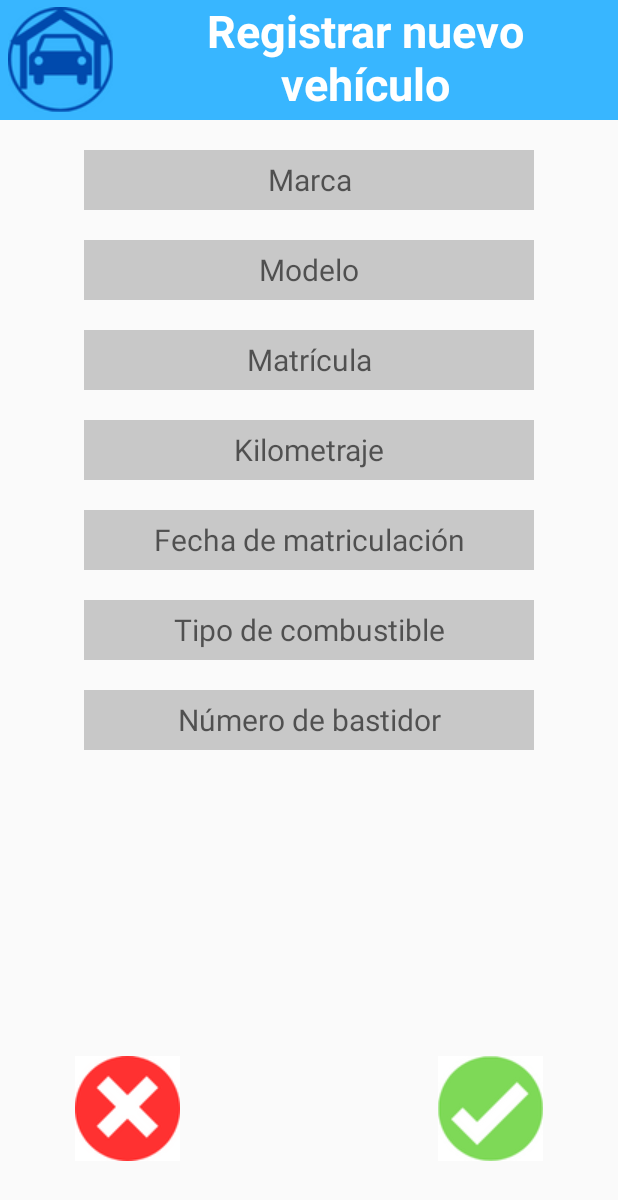
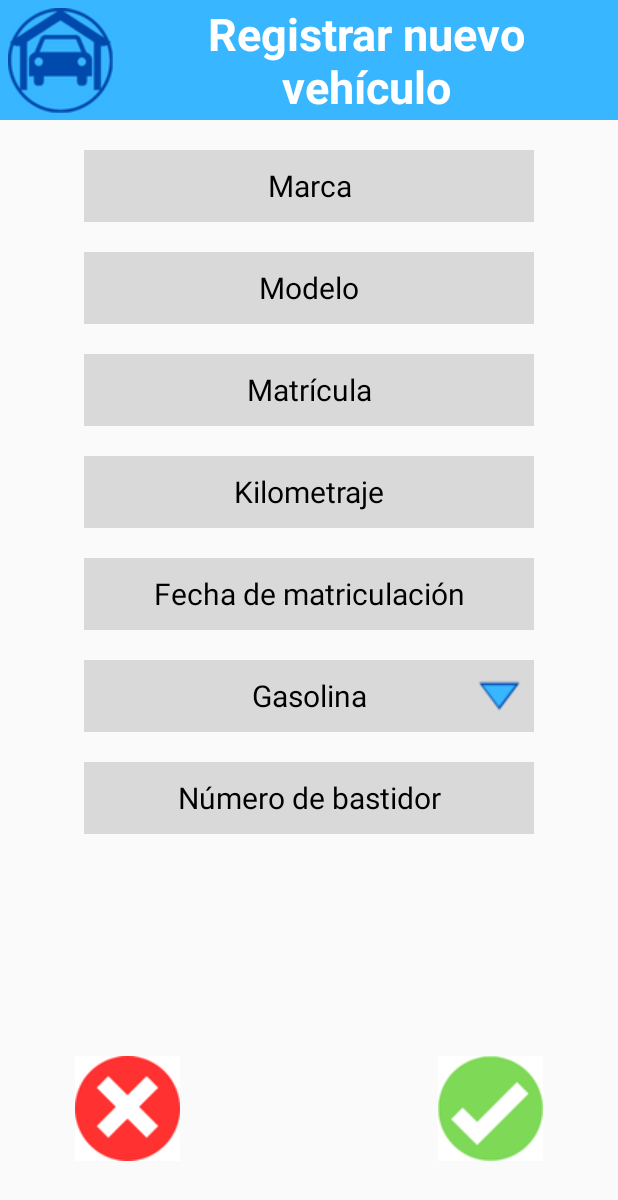
Before and after one commit to ArkhimeDev/VehicleMaintainer, an Android app: the RegistrarVehiculoActivity screen opened directly, with no data from a screen before it, on a phone screen of 412 x 824 dp. Shown: the top 1200 px of the screen. Run offline under Robolectric (Android 15) with nearby library versions, the phone set to English and light mode, and no system bars.

```diff
--- a/app/src/main/java/com/arkhimedev/vehiclemaintainer/RegistrarVehiculoActivity.kt
+++ b/app/src/main/java/com/arkhimedev/vehiclemaintainer/RegistrarVehiculoActivity.kt
@@ -5,10 +5,9 @@ import android.content.Intent
 import android.os.Build
 import androidx.appcompat.app.AppCompatActivity
 import android.os.Bundle
-import android.widget.EditText
-import android.widget.ImageButton
-import android.widget.Toast
+import android.widget.*
 import androidx.annotation.RequiresApi
+import androidx.core.view.size
 import java.util.*
 
 class RegistrarVehiculoActivity : AppCompatActivity() {
@@ -26,11 +25,21 @@ class RegistrarVehiculoActivity : AppCompatActivity() {
         val editTextMatricula = findViewById<EditText>(R.id.editTextMatricula)
         val editTextKilometraje = findViewById<EditText>(R.id.editTextKilometraje)
         val editTextFechaMatriculacion = findViewById<EditText>(R.id.editTextFechaMatriculacion)
-        val editTextTipoCombustible = findViewById<EditText>(R.id.editTextTipoCombustible)
+        val spinnerTipoCombustible = findViewById<Spinner>(R.id.SpinnerTipoCombustible)
         val editTextNumeroBastidor = findViewById<EditText>(R.id.editTextNumeroBastidor)
         val btnGaraje = findViewById<ImageButton>(R.id.btnGaraje)
         val btnAceptar = findViewById<ImageButton>(R.id.btnAceptar)
         val btnCancelar = findViewById<ImageButton>(R.id.btnCancelar)
+
+        ArrayAdapter.createFromResource(
+            this,
+            R.array.tipos_de_combustible,
+            R.layout.item_spinner
+        ).also { adapter ->
+            adapter.setDropDownViewResource(R.layout.item_spinner)
+            spinnerTipoCombustible.adapter = adapter
+        }
+
         miSqlHelper = MiSqlHelper(this)
 
         //Botón para volver a la pantalla principal
@@ -44,7 +53,7 @@ class RegistrarVehiculoActivity : AppCompatActivity() {
             //Primero se comprueba que todos los campos tengan valor
             if (editTextMarca.text.isEmpty()||editTextModelo.text.isEmpty()||editTextMatricula.text.isEmpty()||
                 editTextKilometraje.text.isEmpty()||editTextFechaMatriculacion.text.isEmpty()||
-                editTextTipoCombustible.text.isEmpty()||editTextNumeroBastidor.text.isEmpty()){
+                editTextNumeroBastidor.text.isEmpty()){
                 //Si hay algun campo vacío, se lo hago saber al usuario mediante un Toast
                 Toast.makeText(this,"Rellena todos los campos del vehículo",Toast.LENGTH_LONG).show()
             }
@@ -62,7 +71,7 @@ class RegistrarVehiculoActivity : AppCompatActivity() {
                         editTextModelo.text.toString(),
                         editTextFechaMatriculacion.text.toString(),
                         editTextKilometraje.text.toString().toInt(),
-                        editTextTipoCombustible.text.toString()
+                        spinnerTipoCombustible.selectedItem.toString()
                     )
 
                     miSqlHelper.insertarVehiculo(vehiculo)
@@ -74,7 +83,6 @@ class RegistrarVehiculoActivity : AppCompatActivity() {
                     editTextModelo.setText("")
                     editTextFechaMatriculacion.setText("")
                     editTextKilometraje.setText("")
-                    editTextTipoCombustible.setText("")
                 }
             }
 
--- a/app/src/main/res/layout/activity_registrar_vehiculo.xml
+++ b/app/src/main/res/layout/activity_registrar_vehiculo.xml
@@ -6,16 +6,14 @@
     android:layout_height="match_parent"
     tools:context=".RegistrarVehiculoActivity">
 
-    <LinearLayout
-        android:id="@+id/menu"
+    <ImageView
+        android:id="@+id/imageView"
         android:layout_width="match_parent"
         android:layout_height="80dp"
-        android:orientation="horizontal"
+        android:background="@color/azul_claro"
         app:layout_constraintEnd_toEndOf="parent"
         app:layout_constraintStart_toStartOf="parent"
-        app:layout_constraintTop_toTopOf="parent"
-        android:background="@color/azul_claro"
-        android:gravity="center">
+        app:layout_constraintTop_toTopOf="parent" />
 
 
     <ImageButton
@@ -23,53 +21,66 @@
         android:layout_width="70dp"
         android:layout_height="70dp"
         android:layout_marginStart="5dp"
-            android:src="@drawable/garaje">
+        android:layout_marginTop="5dp"
+        android:contentDescription="@string/btn_garaje"
+        android:src="@drawable/garaje"
+        app:layout_constraintStart_toStartOf="parent"
+        app:layout_constraintTop_toTopOf="parent">
 
     </ImageButton>
 
     <TextView
         android:id="@+id/textView"
-            android:layout_width="match_parent"
-            android:layout_height="match_parent"
+        android:layout_width="300dp"
+        android:layout_height="wrap_content"
         android:layout_gravity="center_horizontal"
-            android:layout_marginLeft="10dp"
-            android:layout_marginRight="10dp"
         android:layout_weight="1"
         android:text="@string/txt_nuevo_vehiculo"
         android:textAlignment="center"
+        android:textAllCaps="false"
         android:textColor="@color/white"
-            android:textSize="30dp"
-            android:textStyle="bold" />
+        android:textSize="30sp"
+        android:textStyle="bold"
+        android:typeface="normal"
+        app:layout_constraintBottom_toBottomOf="@+id/imageView"
+        app:layout_constraintEnd_toEndOf="@+id/imageView"
+        app:layout_constraintStart_toEndOf="@+id/btnGaraje"
+        app:layout_constraintTop_toTopOf="parent" />
 
-    </LinearLayout>
 
     <EditText
         android:id="@+id/editTextMarca"
         android:layout_width="300dp"
-        android:layout_height="40dp"
+        android:layout_height="48dp"
         android:layout_gravity="center"
+        android:layout_marginTop="20dp"
         android:background="@color/gris"
-        android:layout_marginTop="20dp"
         android:ems="10"
         android:hint="@string/txt_marca"
         android:inputType="text"
+        android:maxLength="15"
         android:textAlignment="center"
+        android:textColor="@color/black"
+        android:textColorHint="@color/black"
         android:textSize="20sp"
         app:layout_constraintEnd_toEndOf="parent"
         app:layout_constraintStart_toStartOf="parent"
-        app:layout_constraintTop_toBottomOf="@+id/menu" />
+        app:layout_constraintTop_toBottomOf="@+id/imageView" />
 
     <EditText
         android:id="@+id/editTextModelo"
         android:layout_width="300dp"
-        android:layout_height="40dp"
+        android:layout_height="48dp"
         android:layout_gravity="center"
         android:layout_marginTop="20dp"
         android:background="@color/gris"
         android:ems="10"
         android:hint="@string/txt_modelo"
         android:inputType="text"
+        android:maxLength="15"
         android:textAlignment="center"
+        android:textColor="@color/black"
+        android:textColorHint="@color/black"
         android:textSize="20sp"
         app:layout_constraintEnd_toEndOf="parent"
         app:layout_constraintStart_toStartOf="parent"
@@ -78,7 +89,7 @@
     <EditText
         android:id="@+id/editTextMatricula"
         android:layout_width="300dp"
-        android:layout_height="40dp"
+        android:layout_height="48dp"
         android:layout_gravity="center"
         android:layout_marginTop="20dp"
         android:background="@color/gris"
@@ -87,6 +98,8 @@
         android:inputType="textCapCharacters"
         android:maxLength="8"
         android:textAlignment="center"
+        android:textColor="@color/black"
+        android:textColorHint="@color/black"
         android:textSize="20sp"
         app:layout_constraintEnd_toEndOf="parent"
         app:layout_constraintStart_toStartOf="parent"
@@ -95,7 +108,7 @@
     <EditText
         android:id="@+id/editTextKilometraje"
         android:layout_width="300dp"
-        android:layout_height="40dp"
+        android:layout_height="48dp"
         android:layout_gravity="center"
         android:layout_marginTop="20dp"
         android:background="@color/gris"
@@ -104,6 +117,8 @@
         android:inputType="number"
         android:maxLength="9"
         android:textAlignment="center"
+        android:textColor="@color/black"
+        android:textColorHint="@color/black"
         android:textSize="20sp"
         app:layout_constraintEnd_toEndOf="parent"
         app:layout_constraintStart_toStartOf="parent"
@@ -112,7 +127,7 @@
     <EditText
         android:id="@+id/editTextFechaMatriculacion"
         android:layout_width="300dp"
-        android:layout_height="40dp"
+        android:layout_height="48dp"
         android:layout_gravity="center"
         android:layout_marginTop="20dp"
         android:background="@color/gris"
@@ -122,31 +137,18 @@
         android:hint="@string/txt_fecha_matriculacion"
         android:inputType="date"
         android:textAlignment="center"
+        android:textColor="@color/black"
+        android:textColorHint="@color/black"
         android:textSize="20sp"
         app:layout_constraintEnd_toEndOf="parent"
         app:layout_constraintStart_toStartOf="parent"
         app:layout_constraintTop_toBottomOf="@+id/editTextKilometraje" />
 
-    <EditText
-        android:id="@+id/editTextTipoCombustible"
-        android:layout_width="300dp"
-        android:layout_height="40dp"
-        android:layout_gravity="center"
-        android:layout_marginTop="20dp"
-        android:background="@color/gris"
-        android:ems="10"
-        android:hint="@string/txt_tipo_combustible"
-        android:inputType="text"
-        android:textAlignment="center"
-        android:textSize="20sp"
-        app:layout_constraintEnd_toEndOf="parent"
-        app:layout_constraintStart_toStartOf="parent"
-        app:layout_constraintTop_toBottomOf="@+id/editTextFechaMatriculacion" />
 
     <EditText
         android:id="@+id/editTextNumeroBastidor"
         android:layout_width="300dp"
-        android:layout_height="40dp"
+        android:layout_height="48dp"
         android:layout_gravity="center"
         android:layout_marginTop="20dp"
         android:background="@color/gris"
@@ -155,10 +157,12 @@
         android:inputType="textCapCharacters"
         android:maxLength="17"
         android:textAlignment="center"
+        android:textColor="@color/black"
+        android:textColorHint="@color/black"
         android:textSize="20sp"
         app:layout_constraintEnd_toEndOf="parent"
         app:layout_constraintStart_toStartOf="parent"
-        app:layout_constraintTop_toBottomOf="@+id/editTextTipoCombustible" />
+        app:layout_constraintTop_toBottomOf="@+id/SpinnerTipoCombustible" />
 
 
     <ImageButton
@@ -167,6 +171,7 @@
         android:layout_height="70dp"
         android:layout_marginStart="50dp"
         android:layout_marginBottom="50dp"
+        android:contentDescription="@string/btn_cancelar"
         android:src="@drawable/cancelar"
         app:layout_constraintBottom_toBottomOf="parent"
         app:layout_constraintStart_toStartOf="parent">
@@ -179,11 +184,28 @@
         android:layout_height="70dp"
         android:layout_marginEnd="50dp"
         android:layout_marginBottom="50dp"
+        android:contentDescription="@string/btn_aceptar"
         android:src="@drawable/aceptar"
         app:layout_constraintBottom_toBottomOf="parent"
         app:layout_constraintEnd_toEndOf="parent">
 
     </ImageButton>
 
+    <Spinner
+        android:id="@+id/SpinnerTipoCombustible"
+        android:layout_width="300dp"
+        android:layout_height="48dp"
+        android:layout_marginTop="20dp"
+        android:background="@drawable/fondospinner"
+        android:contentDescription="@string/spinner_tipos_combustibles"
+        android:minWidth="20sp"
+        android:textAlignment="center"
+        android:textColor="@color/black"
+        android:visibility="visible"
+        app:layout_constraintEnd_toEndOf="parent"
+        app:layout_constraintStart_toStartOf="parent"
+        app:layout_constraintTop_toBottomOf="@+id/editTextFechaMatriculacion"
+        tools:visibility="visible" />
+
 
 </androidx.constraintlayout.widget.ConstraintLayout>
--- /dev/null
+++ b/app/src/main/res/layout/item_spinner.xml
@@ -0,0 +1,9 @@
+<?xml version="1.0" encoding="utf-8"?>
+<TextView android:layout_width="match_parent"
+    android:layout_height="wrap_content"
+    android:textSize="20sp"
+    android:textAlignment="center"
+    android:gravity="center"
+    android:padding="10dp"
+    android:textColor="@color/black"
+    xmlns:android="http://schemas.android.com/apk/res/android" />
--- a/app/src/main/res/values/colors.xml
+++ b/app/src/main/res/values/colors.xml
@@ -8,7 +8,7 @@
     <color name="black">#FF000000</color>
     <color name="white">#FFFFFFFF</color>
     <color name="azul_claro">#38B6FF</color>
-    <color name="gris">#C8C8C8</color>
+    <color name="gris">#D9D9D9</color>
     <color name="azul_oscuro">#004AAD</color>
 
 </resources>
--- a/app/src/main/res/values/strings.xml
+++ b/app/src/main/res/values/strings.xml
@@ -23,6 +23,24 @@
     <string name="txt_mensaje">Mensajes</string>
     <string name="txt_aceptar">ACEPTAR</string>
     <string name="txt_cancelar">CANCELAR</string>
+    <string name="ir_a_vehiculo">Ir a vehiculo</string>
+    <string name="eliminar_vehiculo">Eliminar vehiculo</string>
+    <string name="btn_cancelar">Botón cancelar</string>
+    <string name="btn_garaje">Botón Garaje</string>
+    <string name="btn_aceptar">Botón Aceptar</string>
+    <string name="spinner_tipos_combustibles">spinner tipos de combustibles</string>
+    <string name="indica_kilometraje">Indica el nuevo kilometraje</string>
+    <string name="btn_mant_programados">Botón mantenimientos programados</string>
+    <string name="btn_nuevo_vehiculo">Botón nuevo vehículo</string>
+    <string name="btn_mensajes">Botón mensajes</string>
+    <string-array name="tipos_de_combustible">
+        <item>Gasolina</item>
+        <item>Diésel</item>
+        <item>Eléctrico</item>
+        <item>Híbrido</item>
+        <item>Gas Natural</item>
+        <item>GLP</item>
+    </string-array>
 
 
 </resources>
```
Also changed, not shown: app/src/main/res/layout/activity_actualizar_kilometraje.xml (+14 -9 lines), app/src/main/res/layout/activity_garaje.xml (+4 -4 lines), app/src/main/res/layout/activity_mantenimientos_programados.xml (+15 -22 lines), app/src/main/res/layout/activity_mantenimientos_realizados.xml (+15 -20 lines), app/src/main/res/layout/activity_mensaje.xml (+19 -26 lines), app/src/main/res/layout/activity_programar_mantenimiento.xml (+35 -22 lines), app/src/main/res/layout/activity_registrar_mantenimiento.xml (+32 -19 lines), app/src/main/res/layout/activity_vehiculo.xml (+34 -17 lines), app/src/main/res/layout/item_vehiculo.xml (+6 -3 lines), app/src/main/res/drawable/fondospinner.png (added). Lines whose indentation alone changed are shown as unchanged.
